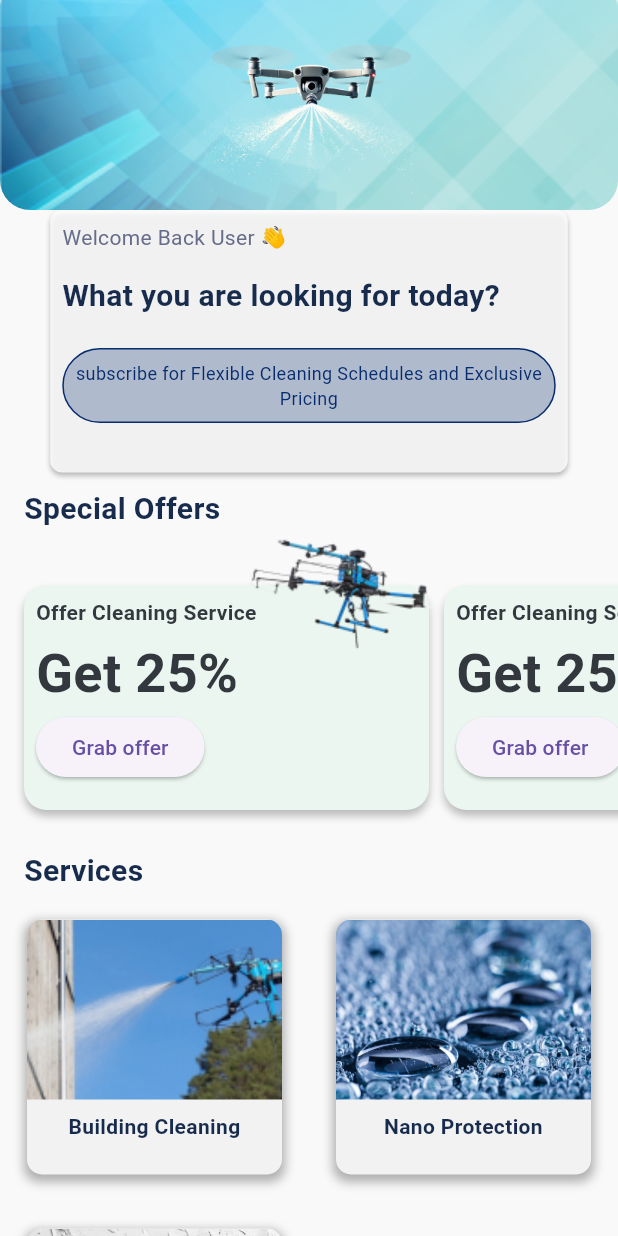
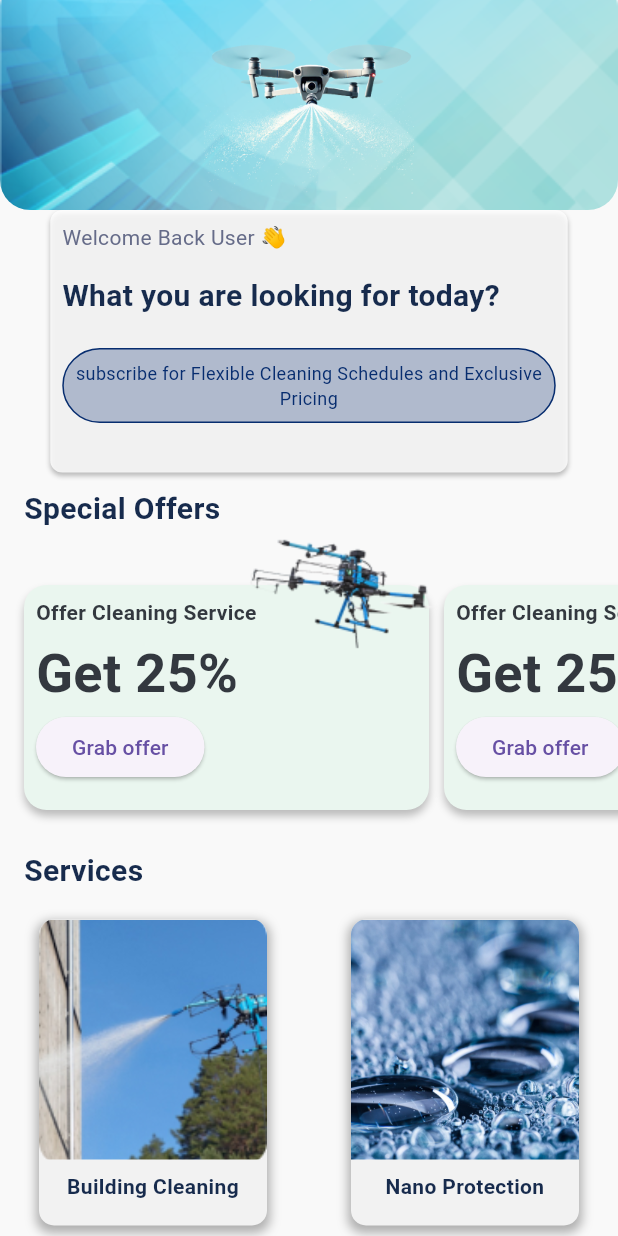
Before and after one commit to Abdulaziz-Alamri/Dronify_app, a Flutter app: the screen it shows after launch, on a phone screen of 412 x 824 dp. Run offline on Flutter 3.47's test engine with Material 3 defaults, Android fonts, the phone set to English and light mode, and no system bars.

Commit message:
corrected layout error

```diff
--- a/apps/dronify/lib/Home/home_screen.dart
+++ b/apps/dronify/lib/Home/home_screen.dart
@@ -113,17 +113,17 @@ class HomeScreen extends StatelessWidget {
                     Padding(
                       padding: const EdgeInsets.symmetric(horizontal: 10),
                       child: SizedBox(
-                        height: 470,
+                        height: 500,
                         child: GridView(
-                          padding: EdgeInsets.zero,
+                          padding: EdgeInsets.symmetric(horizontal: 8),
                           physics: const NeverScrollableScrollPhysics(),
                           gridDelegate:
                               const SliverGridDelegateWithFixedCrossAxisCount(
-                            crossAxisCount: 2,
-                            childAspectRatio: 1,
-                            mainAxisSpacing: 20,
-                            crossAxisSpacing: 20,
-                          ),
+                                  crossAxisCount: 2,
+                                  childAspectRatio: 1,
+                                  mainAxisSpacing: 20,
+                                  crossAxisSpacing: 40,
+                                  mainAxisExtent: 220),
                           children: const [
                             ServiceCard(
                               imageUrl: 'assets/clean.png',
--- a/apps/dronify/lib/Home/service_card.dart
+++ b/apps/dronify/lib/Home/service_card.dart
@@ -26,7 +26,7 @@ class ServiceCard extends StatelessWidget {
         crossAxisAlignment: CrossAxisAlignment.center,
         children: [
           Container(
-            height: 120,
+            height: 160,
             // width: 100,
             decoration: BoxDecoration(
               image: DecorationImage(
```
